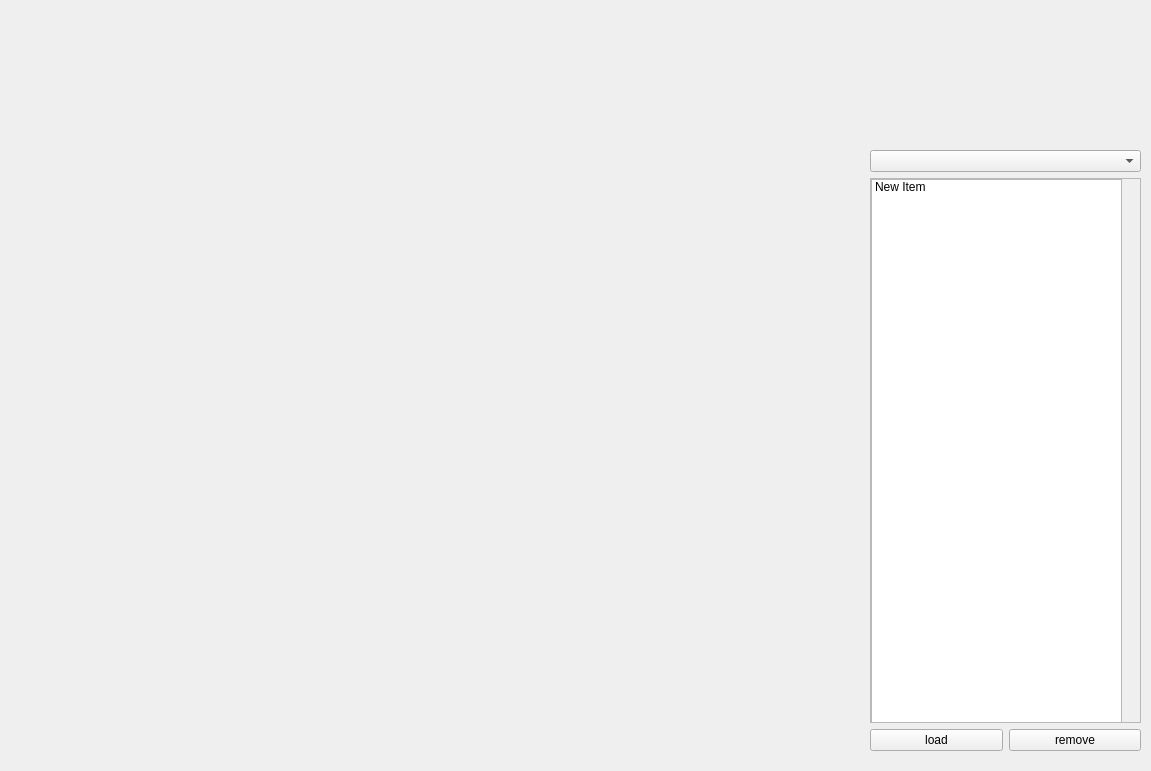
Before: the Qt Designer form pathplanner.ui in oliversssf2/ui_app, drawn with Qt 5.
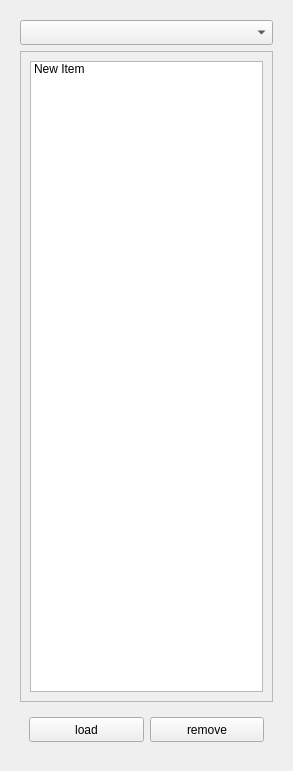
After: the same form once the commit is applied.

Patch:
```diff
--- a/pathplanner.ui
+++ b/pathplanner.ui
@@ -13,36 +13,49 @@
   <property name="windowTitle">
    <string>Form</string>
   </property>
-  <widget class="QWidget" name="horizontalLayoutWidget">
-   <property name="geometry">
-    <rect>
-     <x>20</x>
-     <y>150</y>
-     <width>841</width>
-     <height>601</height>
-    </rect>
+  <layout class="QHBoxLayout" name="horizontalLayout_3">
+   <property name="sizeConstraint">
+    <enum>QLayout::SetMaximumSize</enum>
    </property>
+   <item>
    <layout class="QHBoxLayout" name="horizontalLayout">
     <property name="sizeConstraint">
-     <enum>QLayout::SetMaximumSize</enum>
-    </property>
-   </layout>
-  </widget>
-  <widget class="QWidget" name="verticalLayoutWidget">
-   <property name="geometry">
-    <rect>
-     <x>870</x>
-     <y>150</y>
+      <enum>QLayout::SetDefaultConstraint</enum>
+     </property>
+    </layout>
+   </item>
+   <item>
+    <widget class="QWidget" name="verticalWidget" native="true">
+     <property name="sizePolicy">
+      <sizepolicy hsizetype="Maximum" vsizetype="Expanding">
+       <horstretch>0</horstretch>
+       <verstretch>0</verstretch>
+      </sizepolicy>
+     </property>
+     <property name="maximumSize">
+      <size>
      <width>271</width>
-     <height>601</height>
-    </rect>
+       <height>16777215</height>
+      </size>
    </property>
    <layout class="QVBoxLayout" name="verticalLayout_2">
     <property name="sizeConstraint">
-     <enum>QLayout::SetDefaultConstraint</enum>
+       <enum>QLayout::SetMinimumSize</enum>
     </property>
     <item>
      <widget class="QComboBox" name="comboBox">
+        <property name="sizePolicy">
+         <sizepolicy hsizetype="Preferred" vsizetype="Preferred">
+          <horstretch>0</horstretch>
+          <verstretch>0</verstretch>
+         </sizepolicy>
+        </property>
+        <property name="maximumSize">
+         <size>
+          <width>269</width>
+          <height>25</height>
+         </size>
+        </property>
       <item>
        <property name="text">
         <string/>
@@ -62,6 +75,18 @@
     </item>
     <item>
      <widget class="QScrollArea" name="scrollArea">
+        <property name="sizePolicy">
+         <sizepolicy hsizetype="Preferred" vsizetype="Maximum">
+          <horstretch>0</horstretch>
+          <verstretch>0</verstretch>
+         </sizepolicy>
+        </property>
+        <property name="maximumSize">
+         <size>
+          <width>269</width>
+          <height>1000</height>
+         </size>
+        </property>
       <property name="widgetResizable">
        <bool>true</bool>
       </property>
@@ -71,37 +96,61 @@
          <x>0</x>
          <y>0</y>
          <width>267</width>
-         <height>533</height>
-        </rect>
-       </property>
+           <height>685</height>
+          </rect>
+         </property>
+         <property name="sizePolicy">
+          <sizepolicy hsizetype="Preferred" vsizetype="Expanding">
+           <horstretch>0</horstretch>
+           <verstretch>0</verstretch>
+          </sizepolicy>
+         </property>
+         <layout class="QVBoxLayout" name="verticalLayout">
+          <item>
        <widget class="QListWidget" name="listWidget">
-        <property name="geometry">
-         <rect>
-          <x>0</x>
-          <y>0</y>
-          <width>251</width>
-          <height>561</height>
-         </rect>
-        </property>
         <property name="sizePolicy">
-         <sizepolicy hsizetype="Preferred" vsizetype="Preferred">
+             <sizepolicy hsizetype="Preferred" vsizetype="Expanding">
           <horstretch>0</horstretch>
           <verstretch>0</verstretch>
          </sizepolicy>
         </property>
+            <property name="minimumSize">
+             <size>
+              <width>0</width>
+              <height>0</height>
+             </size>
+            </property>
         <item>
          <property name="text">
           <string>New Item</string>
          </property>
         </item>
        </widget>
+          </item>
+         </layout>
       </widget>
      </widget>
     </item>
     <item>
+       <widget class="QWidget" name="horizontal_layout_2" native="true">
+        <property name="maximumSize">
+         <size>
+          <width>16777215</width>
+          <height>27</height>
+         </size>
+        </property>
      <layout class="QHBoxLayout" name="horizontalLayout_2">
+         <property name="sizeConstraint">
+          <enum>QLayout::SetMaximumSize</enum>
+         </property>
       <item>
        <widget class="QPushButton" name="pushButton_2">
+           <property name="maximumSize">
+            <size>
+             <width>131</width>
+             <height>25</height>
+            </size>
+           </property>
         <property name="text">
          <string>load</string>
         </property>
@@ -109,15 +158,30 @@
       </item>
       <item>
        <widget class="QPushButton" name="pushButton">
+           <property name="sizePolicy">
+            <sizepolicy hsizetype="Preferred" vsizetype="Fixed">
+             <horstretch>0</horstretch>
+             <verstretch>0</verstretch>
+            </sizepolicy>
+           </property>
+           <property name="maximumSize">
+            <size>
+             <width>130</width>
+             <height>25</height>
+            </size>
+           </property>
         <property name="text">
          <string>remove</string>
         </property>
        </widget>
       </item>
      </layout>
+       </widget>
     </item>
    </layout>
   </widget>
+   </item>
+  </layout>
  </widget>
  <resources/>
  <connections/>
```
Lines whose indentation alone changed are shown as unchanged.
